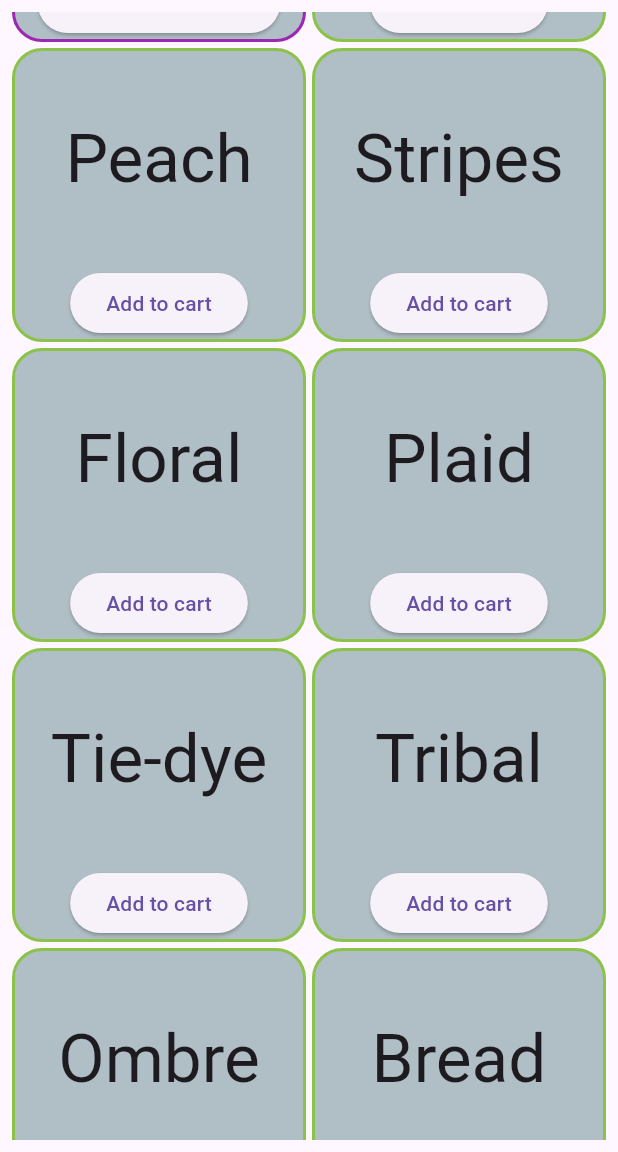
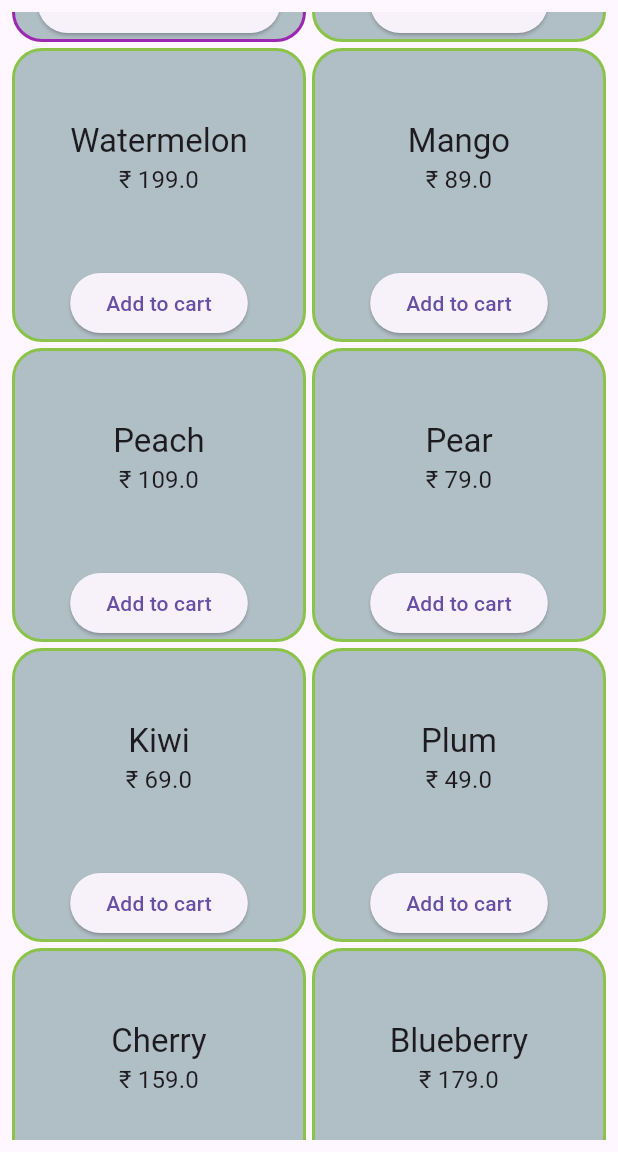
Before and after one commit to ChandraChaan/my_cart, a Flutter app: the screen it shows after launch, scrolled down 576 dp, after a tap on "Add to cart", on a phone screen of 412 x 824 dp, the part 84-1236 px from its top. Run offline on Flutter 3.47's test engine with Material 3 defaults, Android fonts, the phone set to English and light mode, and no system bars.

Commit message:
common list, and model, and cart screen total text added.

```diff
--- /dev/null
+++ b/lib/model/list_model.dart
@@ -0,0 +1,7 @@
+class ListModel{
+  final String name;
+  final double price;
+  final int quantity;
+
+  ListModel({required this.name, required this.price, required this.quantity});
+}
--- a/lib/screens/cart_screen.dart
+++ b/lib/screens/cart_screen.dart
@@ -1,7 +1,10 @@
+import 'package:flutter/cupertino.dart';
 import 'package:flutter/material.dart';
 
+import '../model/list_model.dart';
+
 class CartScreen extends StatefulWidget {
-  final List<String> cartItems;
+  final List<ListModel> cartItems;
 
   const CartScreen({super.key, required this.cartItems});
 
@@ -10,28 +13,46 @@ class CartScreen extends StatefulWidget {
 }
 
 class _CartScreenState extends State<CartScreen> {
+  double totalPrice = 0.0;
+
+  @override
+  void initState() {
+    totalPriceFun();
+    super.initState();
+  }
+
   @override
   Widget build(BuildContext context) {
     return Scaffold(
-      appBar: AppBar(),
+      appBar: AppBar(
+        leading: IconButton(
+          onPressed: () {
+            Navigator.pop(context, widget.cartItems);
+          },
+          icon: const Icon(Icons.arrow_back),
+        ),
+      ),
       body: SafeArea(
         child: Padding(
           padding: const EdgeInsets.all(8.0),
+          child: Column(
+            children: [
+              Expanded(
                 child: SingleChildScrollView(
                   child: Column(
                     children: [
                       for (int a = 0; a < widget.cartItems.length; a++) ...[
                         ListTile(
-                    title: Text(widget.cartItems[a],
-                        style: Theme.of(context).textTheme.displayMedium),
+                          title: Text(widget.cartItems[a].name,
+                              style: Theme.of(context).textTheme.titleLarge),
+                          subtitle: Text("₹ ${widget.cartItems[a].price}",
+                              style: Theme.of(context).textTheme.titleMedium),
                           trailing: IconButton(
                             icon: const Icon(Icons.delete),
                             onPressed: () {
                               widget.cartItems.remove(widget.cartItems[a]);
-                        setState(() {
-
-                        });
-
+                              totalPriceFun();
+                              setState(() {});
                             },
                           ),
                         ),
@@ -44,7 +65,24 @@ class _CartScreenState extends State<CartScreen> {
                   ),
                 ),
               ),
+              SizedBox(
+                  height: 100,
+                  width: MediaQuery.of(context).size.width,
+                  child: Center(
+                      child: Text('Total : $totalPrice',
+                          style: Theme.of(context).textTheme.titleLarge))),
+            ],
+          ),
+        ),
       ),
     );
   }
+
+  totalPriceFun() {
+    totalPrice = 0.0;
+    for (int a = 0; a < widget.cartItems.length; a++) {
+      totalPrice = totalPrice + widget.cartItems[a].price;
     }
+    setState(() {});
+  }
+}
--- a/lib/screens/home_screen.dart
+++ b/lib/screens/home_screen.dart
@@ -1,7 +1,6 @@
-import 'package:flutter/cupertino.dart';
 import 'package:flutter/material.dart';
-import 'package:flutter/widgets.dart';
-
+import '../model/list_model.dart';
+import '../utilities/common_list.dart';
 import 'cart_screen.dart';
 
 class HomeScreen extends StatefulWidget {
@@ -12,33 +11,7 @@ class HomeScreen extends StatefulWidget {
 }
 
 class _HomeScreenState extends State<HomeScreen> {
-  List<String> names = [
-    'Apple',
-    'Banana',
-    'Orange',
-    'Grapes',
-    'Mango',
-    'Kiwi',
-    'Peach',
-    'Stripes',
-    'Floral',
-    'Plaid',
-    'Tie-dye',
-    'Tribal',
-    'Ombre',
-    'Bread',
-    'Milk',
-    'Eggs',
-    'Cheese',
-    'Yogurt',
-    'Cereal',
-    'Pasta',
-    'Rice',
-    'Beans',
-    'Tomatoes'
-  ];
-
-  List<String> cartItems = [];
+  List<ListModel> cartItems = [];
 
   @override
   Widget build(BuildContext context) {
@@ -57,14 +30,15 @@ class _HomeScreenState extends State<HomeScreen> {
                     ),
                     IconButton(
                       icon: const Icon(Icons.shopping_cart),
-                      onPressed: () {
-                        Navigator.of(context).push(
+                      onPressed: () async {
+                        cartItems = await Navigator.of(context).push(
                           MaterialPageRoute(
                             builder: (BuildContext context) => CartScreen(
                               cartItems: cartItems,
                             ),
                           ),
                         );
+                        setState(() {});
                       },
                     ),
                   ],
@@ -77,7 +51,7 @@ class _HomeScreenState extends State<HomeScreen> {
       body: Padding(
         padding: const EdgeInsets.all(8.0),
         child: GridView.builder(
-          itemCount: names.length,
+          itemCount: ComList.names.length,
           gridDelegate: const SliverGridDelegateWithFixedCrossAxisCount(
               crossAxisCount: 2, crossAxisSpacing: 4.0, mainAxisSpacing: 4.0),
           itemBuilder: (BuildContext context, int index) {
@@ -85,7 +59,7 @@ class _HomeScreenState extends State<HomeScreen> {
               decoration: BoxDecoration(
                   color: Colors.blueGrey.shade200,
                   border: Border.all(
-                    color: cartItems.contains(names[index])
+                    color: cartItems.contains(ComList.names[index])
                         ? Colors.purple
                         : Colors.lightGreen,
                     width: 2,
@@ -94,23 +68,36 @@ class _HomeScreenState extends State<HomeScreen> {
               child: Column(
                 children: [
                   Expanded(
-                      child: Center(
-                          child: Text(
-                    names[index],
-                    textAlign: TextAlign.center,
-                    style: Theme.of(context).textTheme.displayMedium?.copyWith(
-                        fontWeight: cartItems.contains(names[index])
-                            ? FontWeight.bold
-                            : FontWeight.normal),
-                  ))),
+                      child: Column(
+                    mainAxisAlignment: MainAxisAlignment.center,
+                    crossAxisAlignment: CrossAxisAlignment.center,
+                    children: [
+                      Text(
+                        ComList.names[index].name,
+                        textAlign: TextAlign.center,
+                        style: Theme.of(context).textTheme.titleLarge?.copyWith(
+                            fontWeight: cartItems.contains(ComList.names[index])
+                                ? FontWeight.bold
+                                : FontWeight.normal),
+                      ),
+                      Text(
+                        "₹ ${ComList.names[index].price}",
+                        textAlign: TextAlign.center,
+                        style: Theme.of(context).textTheme.titleMedium?.copyWith(
+                            fontWeight: cartItems.contains(ComList.names[index])
+                                ? FontWeight.bold
+                                : FontWeight.normal),
+                      ),
+                    ],
+                  )),
                   ElevatedButton(
                     onPressed: () {
-                      cartItems.contains(names[index])
-                          ? cartItems.remove(names[index])
-                          : cartItems.add(names[index]);
+                      cartItems.contains(ComList.names[index])
+                          ? cartItems.remove(ComList.names[index])
+                          : cartItems.add(ComList.names[index]);
                       setState(() {});
                     },
-                    child: cartItems.contains(names[index])
+                    child: cartItems.contains(ComList.names[index])
                         ? const Text('Remove from cart')
                         : const Text('Add to cart'),
                   )
--- /dev/null
+++ b/lib/utilities/common_list.dart
@@ -0,0 +1,35 @@
+import '../model/list_model.dart';
+
+class ComList {
+  static List<ListModel> names = [
+    ListModel(name: 'Apple', price: 99, quantity: 1),
+    ListModel(name: 'Banana', price: 59, quantity: 2),
+    ListModel(name: 'Orange', price: 79, quantity: 1),
+    ListModel(name: 'Grapes', price: 129, quantity: 1),
+    ListModel(name: 'Strawberry', price: 199, quantity: 1),
+    ListModel(name: 'Pineapple', price: 149, quantity: 1),
+    ListModel(name: 'Watermelon', price: 199, quantity: 1),
+    ListModel(name: 'Mango', price: 89, quantity: 1),
+    ListModel(name: 'Peach', price: 109, quantity: 1),
+    ListModel(name: 'Pear', price: 79, quantity: 1),
+    ListModel(name: 'Kiwi', price: 69, quantity: 1),
+    ListModel(name: 'Plum', price: 49, quantity: 1),
+    ListModel(name: 'Cherry', price: 159, quantity: 1),
+    ListModel(name: 'Blueberry', price: 179, quantity: 1),
+    ListModel(name: 'Raspberry', price: 169, quantity: 1),
+    ListModel(name: 'Blackberry', price: 139, quantity: 1),
+    ListModel(name: 'Lemon', price: 49, quantity: 1),
+    ListModel(name: 'Lime', price: 29, quantity: 1),
+    ListModel(name: 'Cantaloupe', price: 129, quantity: 1),
+    ListModel(name: 'Apricot', price: 89, quantity: 1),
+    ListModel(name: 'Coconut', price: 199, quantity: 1),
+    ListModel(name: 'Fig', price: 79, quantity: 1),
+    ListModel(name: 'Guava', price: 99, quantity: 1),
+    ListModel(name: 'Lychee', price: 159, quantity: 1),
+    ListModel(name: 'Nectarine', price: 109, quantity: 1),
+    ListModel(name: 'Papaya', price: 119, quantity: 1),
+    ListModel(name: 'Passion Fruit', price: 169, quantity: 1),
+    ListModel(name: 'Persimmon', price: 79, quantity: 1),
+    ListModel(name: 'Tangerine', price: 69, quantity: 1),
+  ];
+}
```
Lines whose indentation alone changed are shown as unchanged.
